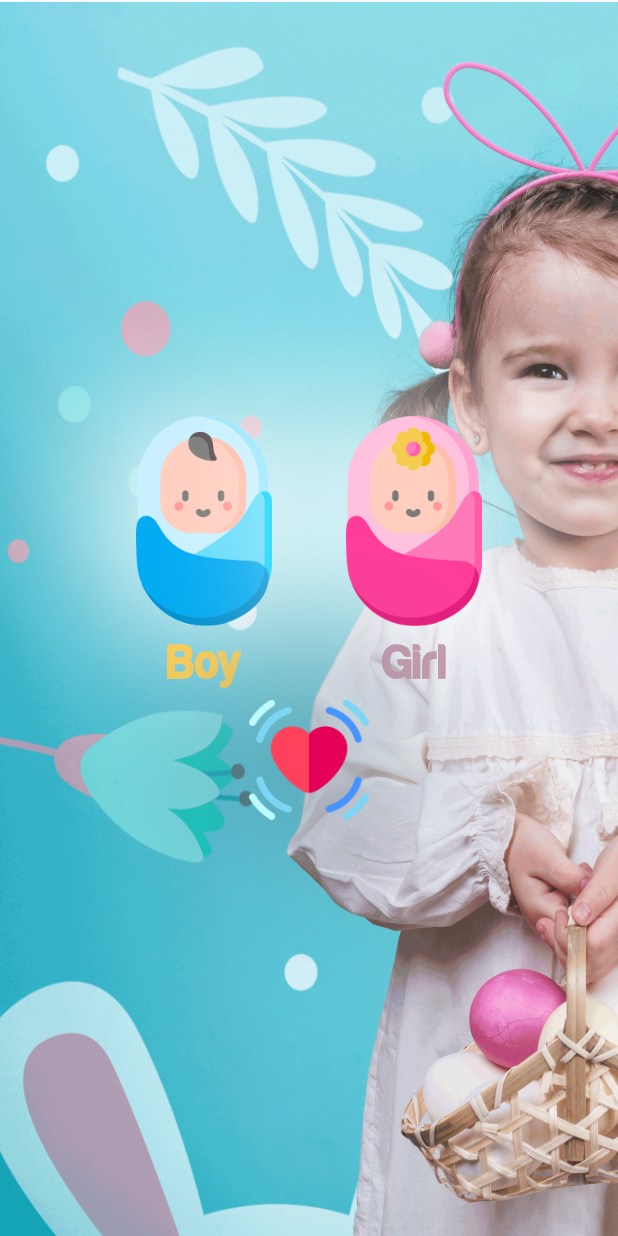
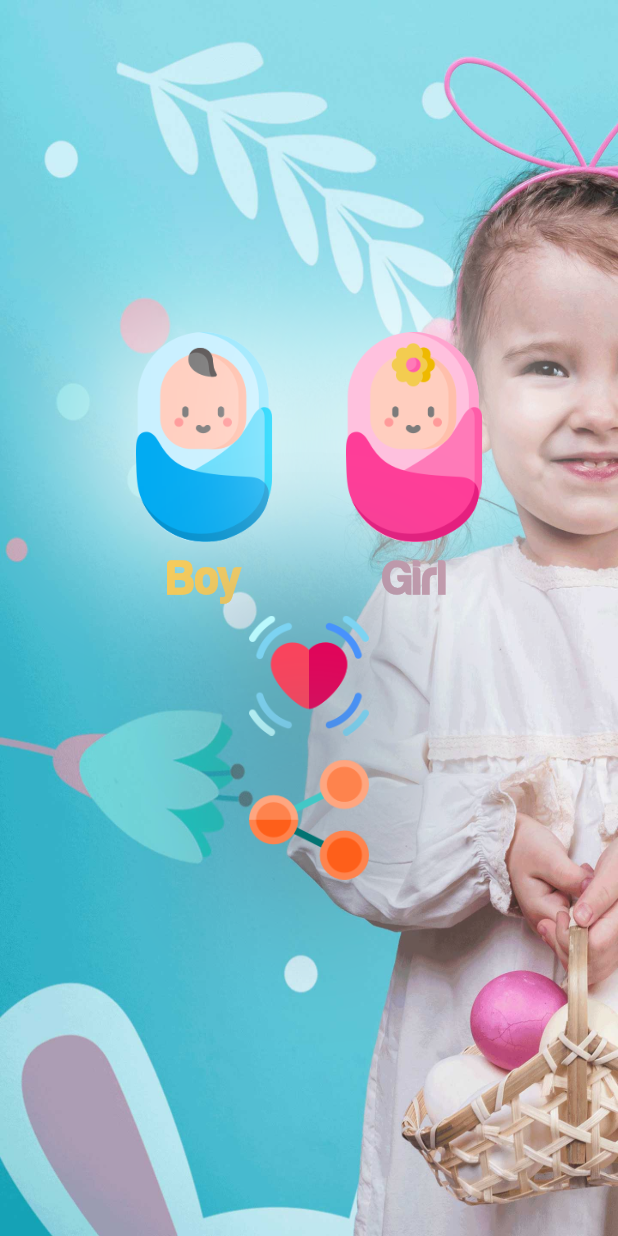
Before and after one commit to ramkishoreprajapat/baby_name, a Flutter app: the screen it shows after launch, on a phone screen of 412 x 824 dp. Run offline on Flutter 3.47's test engine with Material 2 defaults, Android fonts, the phone set to English and light mode, and no system bars; our stand-ins replace share, sqflite, toast; missing offline and left inert: firebase_admob, tts; accounts and stored records are empty; statements that could not run were skipped.

Commit message:
Size reducing and images size changes

```diff
--- a/lib/Constants/AppConstant.dart
+++ b/lib/Constants/AppConstant.dart
@@ -23,4 +23,6 @@ class AppConstant {
   static var NAME_REWARD_UNIT_AD_ID = "ca-app-pub-7524933595530752/2004203191";
   static var BANNER_UNIT_AD_ID = "ca-app-pub-7524933595530752/9703548059";
 
+  static var PLAYSTORE_PATH = "https://play.google.com/store/apps/details?id=rk.name.baby.baby_name&hl=en";
+
 }
--- a/lib/Constants/AppStrings.dart
+++ b/lib/Constants/AppStrings.dart
@@ -1,5 +1,5 @@
 class AppStrings {
-  static var app_name = "Char Bhar";
+  static var app_name = "Baby Names";
   static var first_word = "Char";
   static var second_word = "Bhar";
   static var let_us_choose_your_login = "Let's choose your login";
--- a/lib/Ui/AlphabetScreen.dart
+++ b/lib/Ui/AlphabetScreen.dart
@@ -40,13 +40,13 @@ class _AlphabetScreenState extends State<AlphabetScreen> {
       child: Container(
         decoration: BoxDecoration(
           image: DecorationImage(
-              image: AssetImage("assets/images/baby_bg.png"), fit: BoxFit.fill),
+              image: AssetImage("assets/images/baby_bg.jpg"), fit: BoxFit.fill),
         ),
         child: Column(
           mainAxisAlignment: MainAxisAlignment.center,
           children: <Widget>[
             Padding(
-              padding: const EdgeInsets.all(16.0),
+              padding: const EdgeInsets.fromLTRB(16.0, 32.0, 16.0, 16.0),
               child: new Text(
                 AppStrings.select_baby_name_by_letter,
                 style: TextStyle(
--- a/lib/Ui/CategoryScreen.dart
+++ b/lib/Ui/CategoryScreen.dart
@@ -33,7 +33,7 @@ class _CategoryScreenState extends State<CategoryScreen> {
       child: Container(
         decoration: BoxDecoration(
           image: DecorationImage(
-              image: AssetImage("assets/images/baby_bg.png"), fit: BoxFit.fill),
+              image: AssetImage("assets/images/baby_bg.jpg"), fit: BoxFit.fill),
         ),
         child: Column(
           mainAxisAlignment: MainAxisAlignment.center,
--- a/lib/Ui/Dashboard.dart
+++ b/lib/Ui/Dashboard.dart
@@ -8,6 +8,7 @@ import 'package:baby_name/Utils/Utility.dart';
 import 'package:firebase_admob/firebase_admob.dart';
 import 'package:flutter/material.dart';
 import 'package:flutter/services.dart';
+import 'package:share/share.dart';
 
 class Dashboard extends StatefulWidget {
   @override
@@ -53,7 +54,7 @@ class _DashboardState extends State<Dashboard>
       child: Container(
         decoration: BoxDecoration(
             image: DecorationImage(
-                image: AssetImage("assets/images/baby_bg.png"),
+                image: AssetImage("assets/images/baby_bg.jpg"),
                 fit: BoxFit.fill)),
         child: Column(
           mainAxisAlignment: MainAxisAlignment.center,
@@ -190,6 +191,30 @@ class _DashboardState extends State<Dashboard>
                     height: 80,
                     width: 80,
                   ),
+                )),
+            GestureDetector(
+                onTap: () {
+                  _interstitialAd?.show();
+                  _interstitialAd = Utility.createInterstitialAd(AppConstant.DASHBOARD_REWARD_UNIT_AD_ID)..load();
+                  Share.share(AppConstant.PLAYSTORE_PATH);
+                },
+                child: Container(
+                  margin: EdgeInsets.symmetric(vertical: 16.0),
+                  decoration: new BoxDecoration(
+                    boxShadow: [
+                      BoxShadow(
+                        color: Colors.blueGrey,
+                        blurRadius: 90.0, // has the effect of softening the shadow
+                        spreadRadius: 0, // has the effect of extending the shadow
+
+                      )
+                    ],
+                  ),
+                  child: new Image.asset(
+                    'assets/images/share.png',
+                    height: 80,
+                    width: 80,
+                  ),
                 ))
           ],
         ),
--- a/lib/Ui/NameListScreen.dart
+++ b/lib/Ui/NameListScreen.dart
@@ -123,7 +123,7 @@ class _NameListScreenState extends State<NameListScreen> {
       child: Container(
         decoration: BoxDecoration(
             image: DecorationImage(
-                image: AssetImage("assets/images/baby_bg.png"),
+                image: AssetImage("assets/images/baby_bg.jpg"),
                 fit: BoxFit.fill)),
         child: Stack(
           children: [
--- a/lib/main.dart
+++ b/lib/main.dart
@@ -1,4 +1,5 @@
 import 'package:baby_name/Constants/AppConstant.dart';
+import 'package:baby_name/Constants/AppStrings.dart';
 import 'package:baby_name/Ui/AlphabetScreen.dart';
 import 'package:baby_name/Ui/CategoryScreen.dart';
 import 'package:baby_name/Ui/Dashboard.dart';
@@ -46,7 +47,7 @@ class _MyAppState extends State<MyApp> {
 
     return MaterialApp(
       debugShowCheckedModeBanner: false,
-      title: 'Flutter Demo',
+      title: AppStrings.app_name,
       theme: ThemeData(
         // This is the theme of your application.
         //
```
Also changed, not shown: assets/images/baby_bg.jpg (added), assets/images/baby_bg.png (deleted), assets/images/share.png (added), 13 other files.
